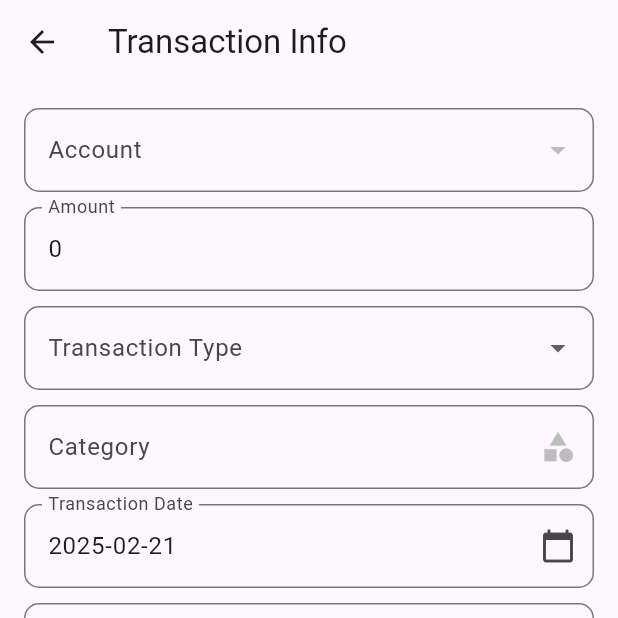
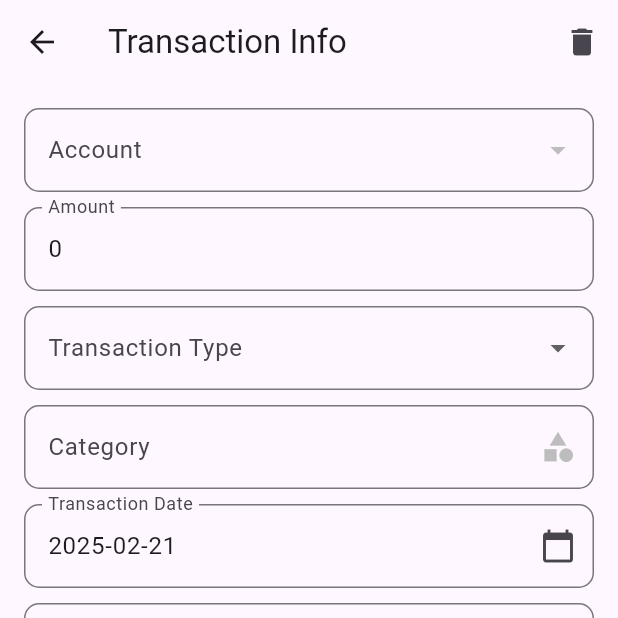
Before and after one commit to hayabr/Graduatioflutter3, a Flutter app: the UpdateTransaction screen opened directly with empty values, on a phone screen of 412 x 824 dp, the top half of it. Run offline on Flutter 3.47's test engine with Material 3 defaults, Android fonts, the phone set to English and light mode, and no system bars; our stand-ins replace awesome_dialog, get.

Commit message:
Add files via upload

```diff
--- a/lib/app/Transaction/editTransation.dart
+++ b/lib/app/Transaction/editTransation.dart
@@ -132,11 +132,55 @@ class _UpdateTransactionState extends State<UpdateTransaction> {
     }
   }
 
+  Future<void> _deleteTransaction() async {
+    bool confirmDelete = await Get.dialog(
+      AlertDialog(
+        title: Text("Confirm Delete"),
+        content: Text("Are you sure you want to delete this transaction?"),
+        actions: [
+          TextButton(
+            onPressed: () => Get.back(result: false),
+            child: Text("Cancel"),
+          ),
+          TextButton(
+            onPressed: () => Get.back(result: true),
+            child: Text("Delete"),
+          ),
+        ],
+      ),
+    );
+
+    if (confirmDelete) {
+      try {
+        String userId = userController.getUserId();
+        var response = await crud.postRequest(linkDeleteTransaction, {
+          "transaction_id": widget.transaction['id'],
+          "user_id": userId,
+        });
+
+        if (response != null && response['status'] == "success") {
+          Get.snackbar("Success", "Transaction deleted successfully");
+          Get.offAll(Home());
+        } else {
+          Get.snackbar("Error", "Failed to delete transaction");
+        }
+      } catch (e) {
+        Get.snackbar("Error", "An error occurred while deleting the transaction");
+      }
+    }
+  }
+
   @override
   Widget build(BuildContext context) {
     return Scaffold(
       appBar: AppBar(
         title: Text("Transaction Info"),
+        actions: [
+          IconButton(
+            icon: Icon(Icons.delete), // أيقونة الحذف
+            onPressed: _deleteTransaction, // دالة الحذف
+          ),
+        ],
       ),
       body: Padding(
         padding: const EdgeInsets.all(16.0),
@@ -149,13 +193,13 @@ class _UpdateTransactionState extends State<UpdateTransaction> {
                 value: _selectedAccount.isNotEmpty ? _selectedAccount : null,
                 decoration: InputDecoration(
                   labelText: 'Account',
-                  labelStyle: TextStyle(fontSize: 16), // زيادة حجم الخط
+                  labelStyle: TextStyle(fontSize: 16),
                   border: OutlineInputBorder(borderRadius: BorderRadius.circular(10)),
                 ),
                 items: userAccounts.map<DropdownMenuItem<String>>((account) {
                   return DropdownMenuItem<String>(
                     value: account['id'].toString(),
-                    child: Text(account['name'], style: TextStyle(fontSize: 16)), // زيادة حجم الخط
+                    child: Text(account['name'], style: TextStyle(fontSize: 16)),
                   );
                 }).toList(),
                 onChanged: (String? newValue) {
@@ -169,10 +213,10 @@ class _UpdateTransactionState extends State<UpdateTransaction> {
                 controller: _amountController,
                 decoration: InputDecoration(
                   labelText: 'Amount',
-                  labelStyle: TextStyle(fontSize: 16), // زيادة حجم الخط
+                  labelStyle: TextStyle(fontSize: 16),
                   border: OutlineInputBorder(borderRadius: BorderRadius.circular(10)),
                 ),
-                style: TextStyle(fontSize: 16), // زيادة حجم الخط
+                style: TextStyle(fontSize: 16),
                 keyboardType: TextInputType.number,
                 validator: (value) {
                   if (value == null || value.isEmpty) {
@@ -186,7 +230,7 @@ class _UpdateTransactionState extends State<UpdateTransaction> {
                 value: _selectedType,
                 decoration: InputDecoration(
                   labelText: 'Transaction Type',
-                  labelStyle: TextStyle(fontSize: 16), // زيادة حجم الخط
+                  labelStyle: TextStyle(fontSize: 16),
                   border: OutlineInputBorder(borderRadius: BorderRadius.circular(10)),
                 ),
                 items: [
@@ -206,7 +250,7 @@ class _UpdateTransactionState extends State<UpdateTransaction> {
                 value: _selectedCategory.isNotEmpty ? _selectedCategory : null,
                 decoration: InputDecoration(
                   labelText: 'Category',
-                  labelStyle: TextStyle(fontSize: 16), // زيادة حجم الخط
+                  labelStyle: TextStyle(fontSize: 16),
                   border: OutlineInputBorder(borderRadius: BorderRadius.circular(10)),
                   suffixIcon: Icon(Icons.category),
                 ),
@@ -214,7 +258,7 @@ class _UpdateTransactionState extends State<UpdateTransaction> {
                     .map<DropdownMenuItem<String>>((category) {
                   return DropdownMenuItem<String>(
                     value: category['id'].toString(),
-                    child: Text(category['name'], style: TextStyle(fontSize: 16)), // زيادة حجم الخط
+                    child: Text(category['name'], style: TextStyle(fontSize: 16)),
                   );
                 }).toList(),
                 onChanged: (String? newValue) {
@@ -229,11 +273,11 @@ class _UpdateTransactionState extends State<UpdateTransaction> {
                 readOnly: true,
                 decoration: InputDecoration(
                   labelText: 'Transaction Date',
-                  labelStyle: TextStyle(fontSize: 16), // زيادة حجم الخط
+                  labelStyle: TextStyle(fontSize: 16),
                   border: OutlineInputBorder(borderRadius: BorderRadius.circular(10)),
                   suffixIcon: Icon(Icons.calendar_today),
                 ),
-                style: TextStyle(fontSize: 16), // زيادة حجم الخط
+                style: TextStyle(fontSize: 16),
                 onTap: () => _selectDate(context),
               ),
               SizedBox(height: 10),
@@ -241,10 +285,10 @@ class _UpdateTransactionState extends State<UpdateTransaction> {
                 controller: _noteController,
                 decoration: InputDecoration(
                   labelText: 'Note',
-                  labelStyle: TextStyle(fontSize: 16), // زيادة حجم الخط
+                  labelStyle: TextStyle(fontSize: 16),
                   border: OutlineInputBorder(borderRadius: BorderRadius.circular(10)),
                 ),
-                style: TextStyle(fontSize: 16), // زيادة حجم الخط
+                style: TextStyle(fontSize: 16),
                 maxLines: 3,
               ),
               SizedBox(height: 20),
```
